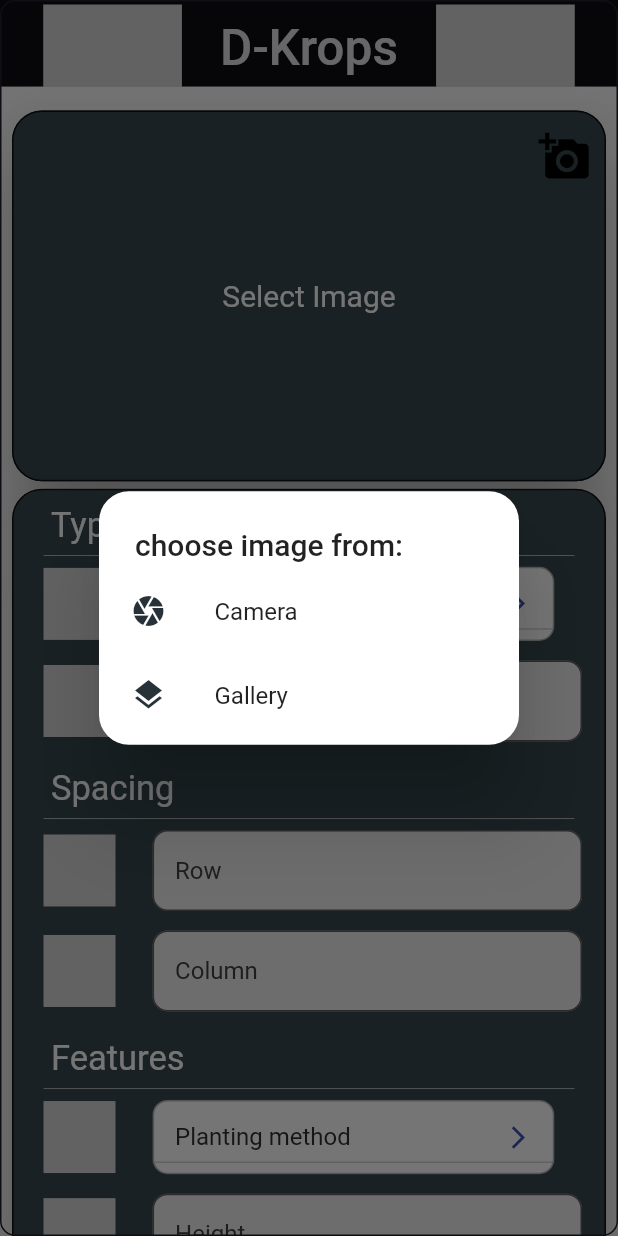
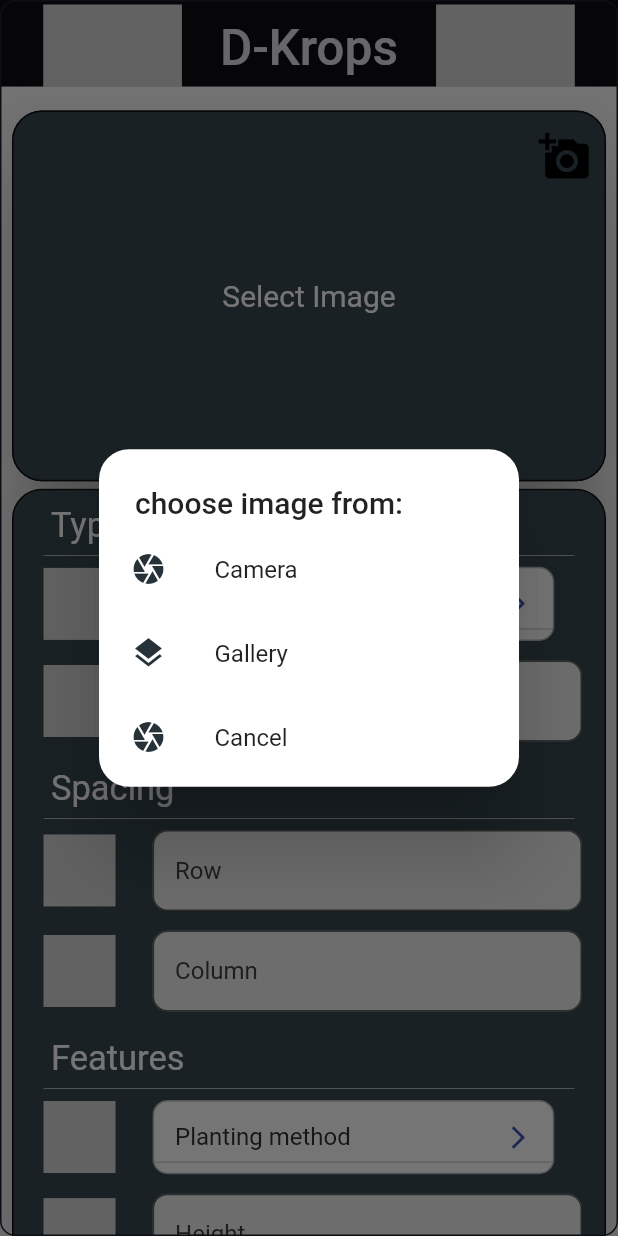
Before and after one commit to emilio-kariuki/D-Krops, a Flutter app: the screen it shows after launch, after a tap on the "add a photo" icon, on a phone screen of 412 x 824 dp. Run offline on Flutter 3.47's test engine with Material 2 defaults, Android fonts, the phone set to English and light mode, and no system bars; drawn by our look-alikes of dropdown_button2; our stand-ins replace dio, fluttertoast, geolocator, google_fonts, google_maps_flutter, image_picker and 2 more; Roboto replaces fonts that are missing (Redressed); project files that could hold a hidden picture were left out.

Commit message:
March 23, 2022 1:31 PM

```diff
--- a/lib/screens/Home.dart
+++ b/lib/screens/Home.dart
@@ -496,6 +496,15 @@ class _HomeState extends State<Home> {
                                                   });
                                                 },
                                                 child: Text("Gallery")),
+                                          ),
+                                          ListTile(
+                                            selectedColor: Colors.grey,
+                                            onTap: () {
+                                              Navigator.pop(context);
+                                            },
+                                            leading: Icon(Icons.camera,
+                                                color: Colors.blueGrey[900]),
+                                            title: Text("Cancel"),
                                           ),
                                         ]),
                                       ),
```
